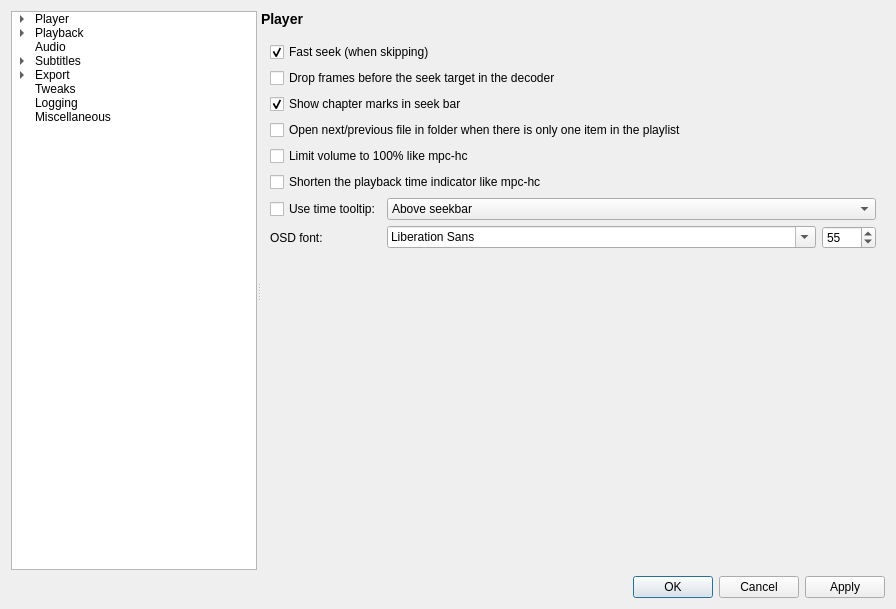
Above: settingswindow.ui from mpc-qt/mpc-qt before the change. Below: the same form after it.
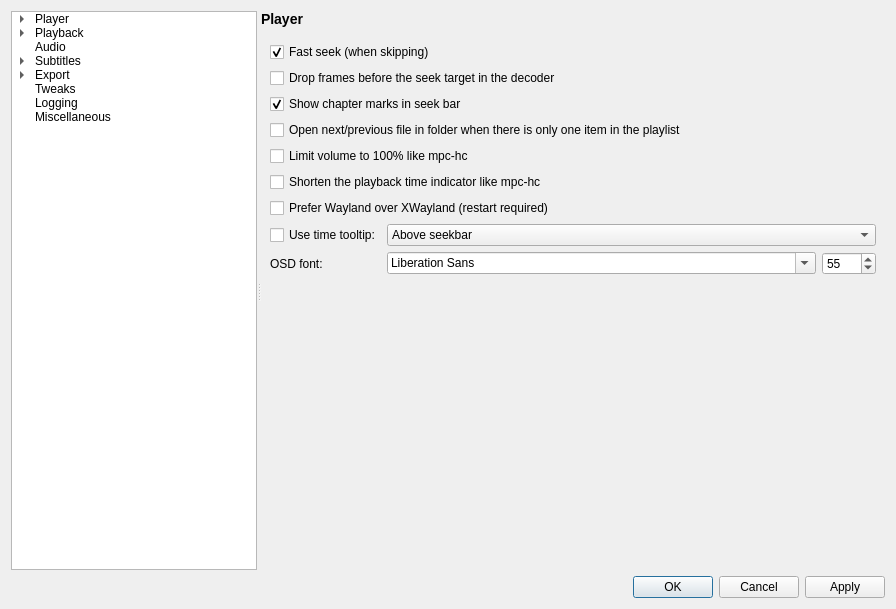
That is the form after the change. The open tabs and pages were chosen to show the change.

Commit message:
main,settingswindow: add wayland override
Wayland is a nice experience with a silky-smooth 60fps, BUT no run-time
centering is a bit of a deal-breaker for this application.

Try it: select use of wayland in the settings dialog, restart, have a
single FHD monitor like the majority of people, have the window anywhere
on the desktop that isn't (0,0), leave the video zoom at the default
1:1, and play a 1080p video.  Every-frame-is-perfect is nice when you
can actually see it.

That said, some people don't care about that.

Closes #72.

Patch:
```diff
--- a/settingswindow.ui
+++ b/settingswindow.ui
@@ -7400,7 +7400,7 @@
              </property>
             </widget>
            </item>
-           <item row="6" column="0">
+           <item row="7" column="0">
             <widget class="QCheckBox" name="tweaksTimeTooltip">
              <property name="sizePolicy">
               <sizepolicy hsizetype="Minimum" vsizetype="Preferred">
@@ -7413,7 +7413,7 @@
              </property>
             </widget>
            </item>
-           <item row="6" column="1">
+           <item row="7" column="1">
             <widget class="QComboBox" name="tweaksTimeTooltipLocation">
              <property name="sizePolicy">
               <sizepolicy hsizetype="MinimumExpanding" vsizetype="Fixed">
@@ -7433,14 +7433,14 @@
              </item>
             </widget>
            </item>
-           <item row="7" column="0">
+           <item row="8" column="0">
             <widget class="QLabel" name="tweaksOsdFontLabel">
              <property name="text">
               <string>OSD font:</string>
              </property>
             </widget>
            </item>
-           <item row="7" column="1">
+           <item row="8" column="1">
             <layout class="QHBoxLayout" name="tweaksOsdLayout" stretch="1,0">
              <item>
               <widget class="QFontComboBox" name="tweaksOsdFont"/>
@@ -7474,6 +7474,13 @@
              </property>
             </widget>
            </item>
+           <item row="6" column="0" colspan="2">
+            <widget class="QCheckBox" name="tweaksPreferWayland">
+             <property name="text">
+              <string>Prefer Wayland over XWayland (restart required)</string>
+             </property>
+            </widget>
+           </item>
           </layout>
          </widget>
          <widget class="QWidget" name="loggingPage">
```
Left out of the diff: 156 changed lines with no effect on the pictures. The commit also changes 3 other files.
